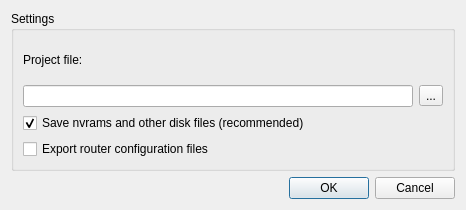
Above: src/GNS3/Ui/Form_NewProject.ui from GNS3/gns3-legacy before the change. Below: the same form after it.
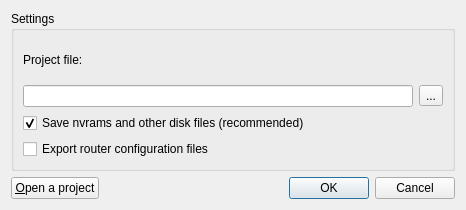
That is the form after the change. Icons and pictures are not drawn.

What changed in the file:
```diff
--- a/src/GNS3/Ui/Form_NewProject.ui
+++ b/src/GNS3/Ui/Form_NewProject.ui
@@ -15,8 +15,8 @@
   <property name="windowIcon" >
    <iconset resource="../../../../gns3-artwork/svg_resources.qrc" >:/images/logo_icon.png</iconset>
   </property>
-  <layout class="QVBoxLayout" >
-   <item>
+  <layout class="QGridLayout" >
+   <item row="0" column="0" colspan="2" >
     <widget class="QGroupBox" name="groupBox" >
      <property name="title" >
       <string>Settings</string>
@@ -62,7 +62,14 @@
      </layout>
     </widget>
    </item>
-   <item>
+   <item row="1" column="0" >
+    <widget class="QPushButton" name="pushButtonOpenProject" >
+     <property name="text" >
+      <string>&amp;Open a project</string>
+     </property>
+    </widget>
+   </item>
+   <item row="1" column="1" >
     <widget class="QDialogButtonBox" name="buttonBox" >
      <property name="orientation" >
       <enum>Qt::Horizontal</enum>
```
